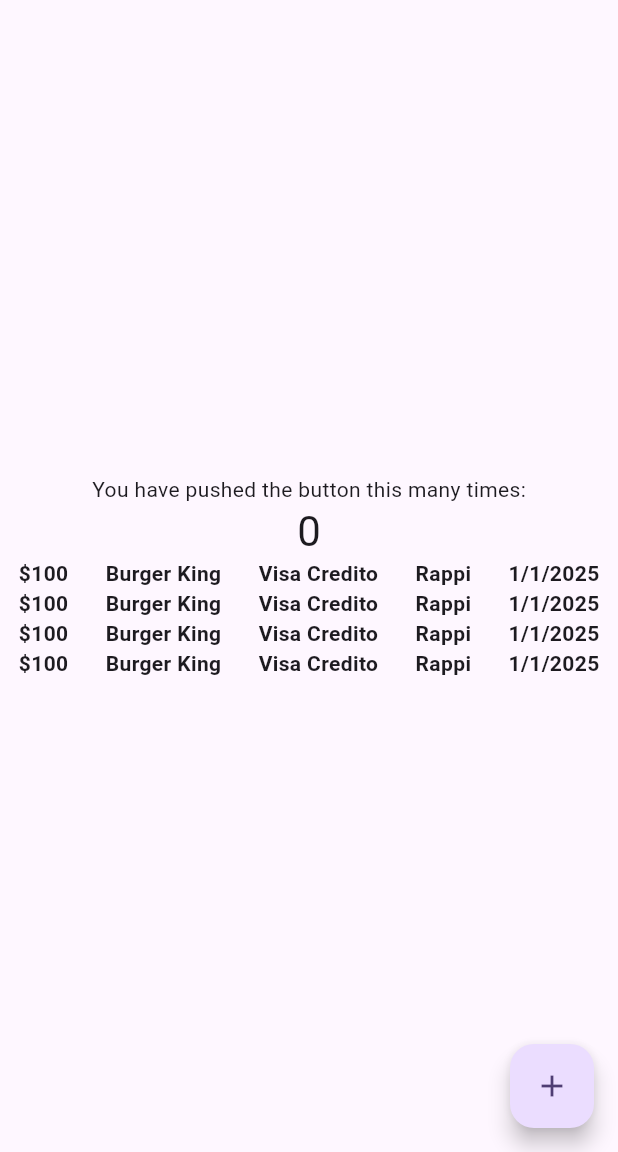
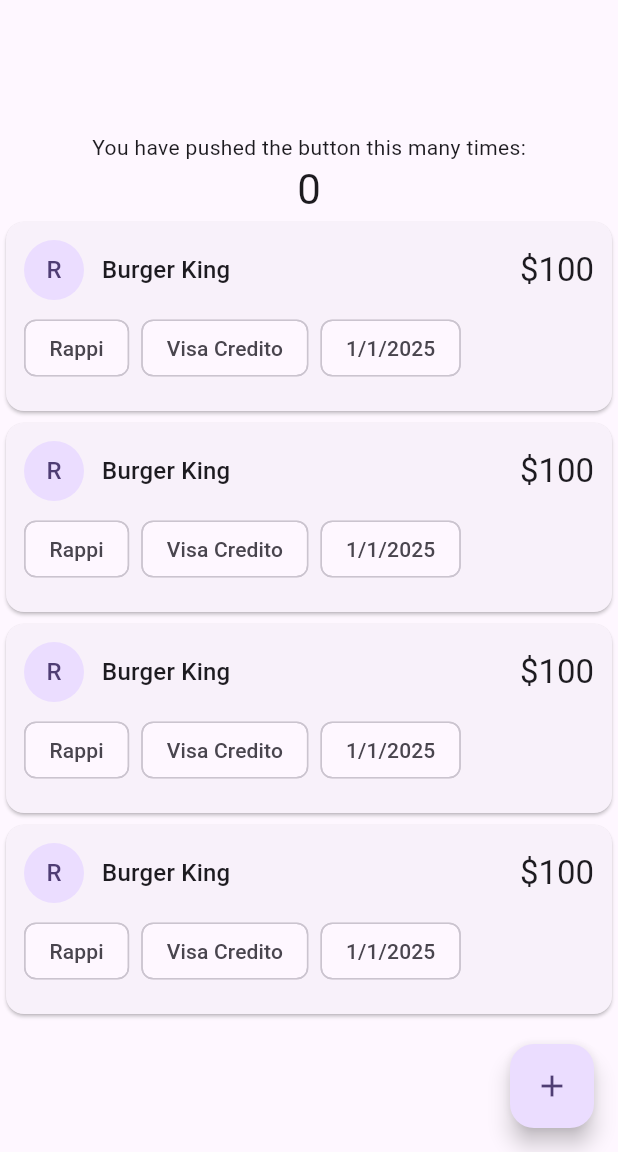
Before and after one commit to AgustinIzaguirre/expense-tracker, a Flutter app: the screen it shows after launch, on a phone screen of 412 x 824 dp, the part 84-1236 px from its top. Run offline on Flutter 3.47's test engine with Material 3 defaults, Android fonts, the phone set to English and light mode, and no system bars.

Commit message:
Update expense_card

```diff
--- a/lib/widgets/expense_card.dart
+++ b/lib/widgets/expense_card.dart
@@ -7,38 +7,49 @@ class ExpenseCard extends StatelessWidget {
   // This widget is the root of your application.
   @override
   Widget build(BuildContext context) {
-      Expense expense = Expense("\$100", "Burger King", "Visa Credito", "Rappi",  "1/1/2025");
+      Expense expense = Expense("100", "Burger King", "Visa Credito", "Rappi",  "1/1/2025");
 
-    return Row(
-      mainAxisAlignment: MainAxisAlignment.spaceAround,
-      children: [
-        Text(expense.amount,
-         style: TextStyle(
-          fontSize: 14.0, // Makes the text bigger (adjust the value as needed)
-          fontWeight: FontWeight.bold, // Makes the text bold
-          ),
+    return Card(
+      child: Padding(
+        padding: const EdgeInsets.all(12),
+        child: Column(
+          crossAxisAlignment: CrossAxisAlignment.start,
+          children: [
+            Row(
+              children: [
+                CircleAvatar(
+                  child: Text(expense.cathegory.characters.first.toUpperCase()),
+                ),
+                const SizedBox(width: 12),
+                Expanded(
+                  child: Text(
+                    expense.description,
+                    style: Theme.of(context).textTheme.titleMedium,
+                    maxLines: 2,
+                    overflow: TextOverflow.ellipsis,
+                  ),
+                ),
+                const SizedBox(width: 12),
+                Text(
+                  '\$${expense.amount}',
+                  style: Theme.of(context).textTheme.titleLarge,
+                ),
+              ],
+            ),
+            const SizedBox(height: 8),
+            Wrap(
+              spacing: 8,
+              runSpacing: 8,
+              children: [
+                Chip(label: Text(expense.cathegory)),
+                Chip(label: Text(expense.paymentMethod)),
+                Chip(label: Text(expense.date)),
+              ],
+            ),
+            const SizedBox(height: 6),
+          ],
         ),
-        Text(expense.description,
-         style: TextStyle(
-          fontSize: 14.0, // Makes the text bigger (adjust the value as needed)
-          fontWeight: FontWeight.bold, // Makes the text bold
-          ),),
-        Text(expense.paymentMethod,
-         style: TextStyle(
-          fontSize: 14.0, // Makes the text bigger (adjust the value as needed)
-          fontWeight: FontWeight.bold, // Makes the text bold
-          ),),
-        Text(expense.cathegory,
-         style: TextStyle(
-          fontSize: 14.0, // Makes the text bigger (adjust the value as needed)
-          fontWeight: FontWeight.bold, // Makes the text bold
-          ),),
-        Text(expense.date,
-         style: TextStyle(
-          fontSize: 14.0, // Makes the text bigger (adjust the value as needed)
-          fontWeight: FontWeight.bold, // Makes the text bold
-          ),),
-      ]
-      );
+      ),
+    );
   }
 }
```
